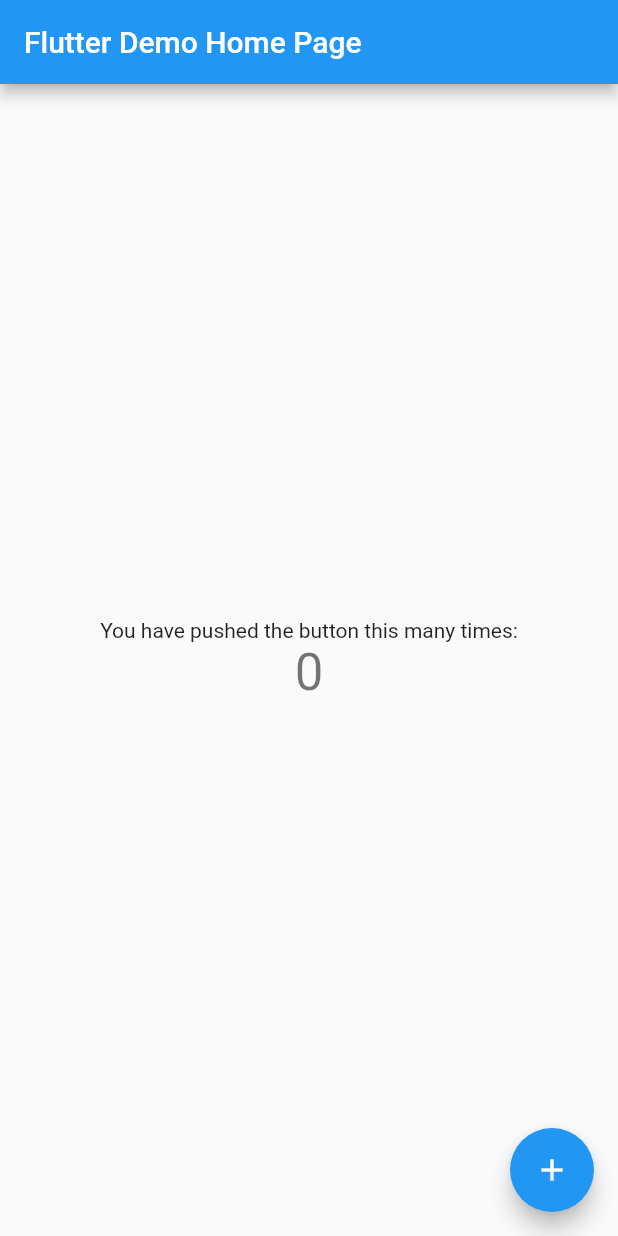
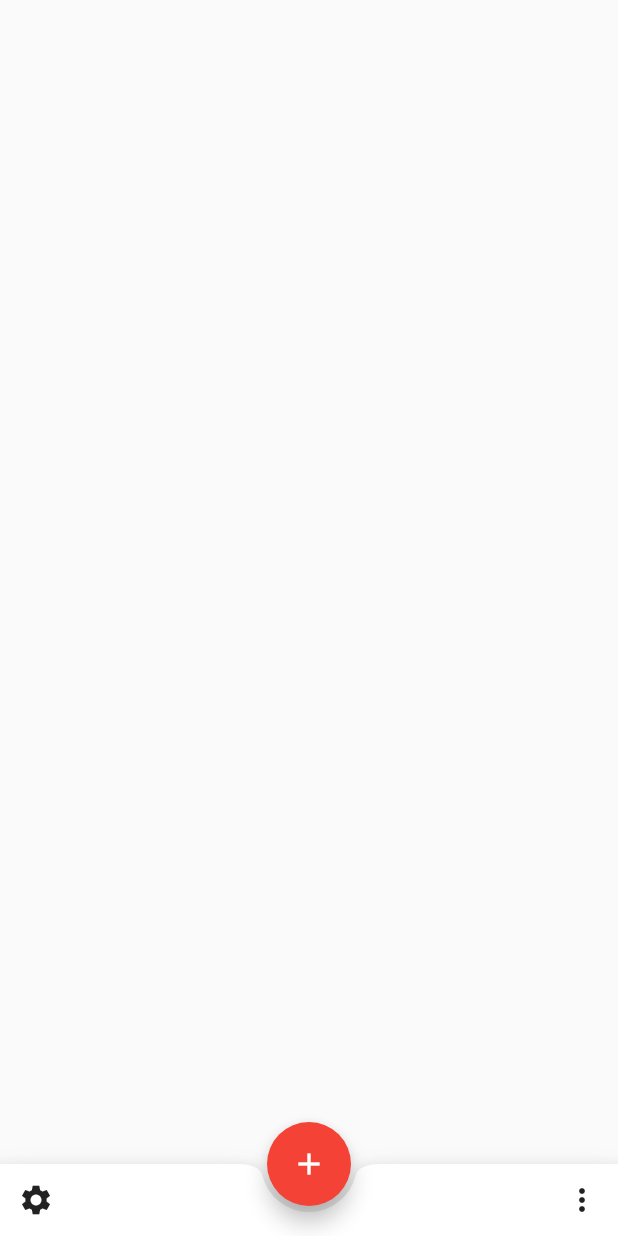
Before and after one commit to sidsbrmnn/todo_app, a Flutter app: the screen it shows after launch, on a phone screen of 412 x 824 dp. Run offline on Flutter 3.47's test engine with Material 2 defaults, Android fonts, the phone set to English and light mode, and no system bars.

Commit message:
Create BottomAppBar with FloatingActionButton #4

```diff
--- a/lib/main.dart
+++ b/lib/main.dart
@@ -3,109 +3,51 @@ import 'package:flutter/material.dart';
 void main() => runApp(MyApp());
 
 class MyApp extends StatelessWidget {
-  // This widget is the root of your application.
   @override
   Widget build(BuildContext context) {
     return MaterialApp(
-      title: 'Flutter Demo',
+      debugShowCheckedModeBanner: false,
+      title: 'Todo App',
       theme: ThemeData(
-        // This is the theme of your application.
-        //
-        // Try running your application with "flutter run". You'll see the
-        // application has a blue toolbar. Then, without quitting the app, try
-        // changing the primarySwatch below to Colors.green and then invoke
-        // "hot reload" (press "r" in the console where you ran "flutter run",
-        // or simply save your changes to "hot reload" in a Flutter IDE).
-        // Notice that the counter didn't reset back to zero; the application
-        // is not restarted.
-        primarySwatch: Colors.blue,
+        primarySwatch: Colors.red,
       ),
-      home: MyHomePage(title: 'Flutter Demo Home Page'),
+      home: MyHomePage(),
     );
   }
 }
 
 class MyHomePage extends StatefulWidget {
-  MyHomePage({Key key, this.title}) : super(key: key);
-
-  // This widget is the home page of your application. It is stateful, meaning
-  // that it has a State object (defined below) that contains fields that affect
-  // how it looks.
-
-  // This class is the configuration for the state. It holds the values (in this
-  // case the title) provided by the parent (in this case the App widget) and
-  // used by the build method of the State. Fields in a Widget subclass are
-  // always marked "final".
-
-  final String title;
-
   @override
   _MyHomePageState createState() => _MyHomePageState();
 }
 
 class _MyHomePageState extends State<MyHomePage> {
-  int _counter = 0;
-
-  void _incrementCounter() {
-    setState(() {
-      // This call to setState tells the Flutter framework that something has
-      // changed in this State, which causes it to rerun the build method below
-      // so that the display can reflect the updated values. If we changed
-      // _counter without calling setState(), then the build method would not be
-      // called again, and so nothing would appear to happen.
-      _counter++;
-    });
-  }
-
   @override
   Widget build(BuildContext context) {
-    // This method is rerun every time setState is called, for instance as done
-    // by the _incrementCounter method above.
-    //
-    // The Flutter framework has been optimized to make rerunning build methods
-    // fast, so that you can just rebuild anything that needs updating rather
-    // than having to individually change instances of widgets.
     return Scaffold(
-      appBar: AppBar(
-        // Here we take the value from the MyHomePage object that was created by
-        // the App.build method, and use it to set our appbar title.
-        title: Text(widget.title),
+      appBar: null,
+      body: null,
+      floatingActionButton: FloatingActionButton(
+        onPressed: () {},
+        child: Icon(Icons.add),
       ),
-      body: Center(
-        // Center is a layout widget. It takes a single child and positions it
-        // in the middle of the parent.
-        child: Column(
-          // Column is also a layout widget. It takes a list of children and
-          // arranges them vertically. By default, it sizes itself to fit its
-          // children horizontally, and tries to be as tall as its parent.
-          //
-          // Invoke "debug painting" (press "p" in the console, choose the
-          // "Toggle Debug Paint" action from the Flutter Inspector in Android
-          // Studio, or the "Toggle Debug Paint" command in Visual Studio Code)
-          // to see the wireframe for each widget.
-          //
-          // Column has various properties to control how it sizes itself and
-          // how it positions its children. Here we use mainAxisAlignment to
-          // center the children vertically; the main axis here is the vertical
-          // axis because Columns are vertical (the cross axis would be
-          // horizontal).
-          mainAxisAlignment: MainAxisAlignment.center,
+      floatingActionButtonLocation: FloatingActionButtonLocation.centerDocked,
+      bottomNavigationBar: BottomAppBar(
+        shape: CircularNotchedRectangle(),
+        child: Row(
+          mainAxisAlignment: MainAxisAlignment.spaceBetween,
           children: <Widget>[
-            Text(
-              'You have pushed the button this many times:',
+            IconButton(
+              onPressed: () {},
+              icon: Icon(Icons.settings),
             ),
-            Text(
-              '$_counter',
-              style: Theme.of(context).textTheme.display1,
+            IconButton(
+              onPressed: () {},
+              icon: Icon(Icons.more_vert),
             ),
           ],
         ),
       ),
-      floatingActionButton: FloatingActionButton(
-        onPressed: _incrementCounter,
-        tooltip: 'Increment',
-        child: Icon(Icons.add),
-      ), // This trailing comma makes auto-formatting nicer for build methods.
     );
   }
 }
```
